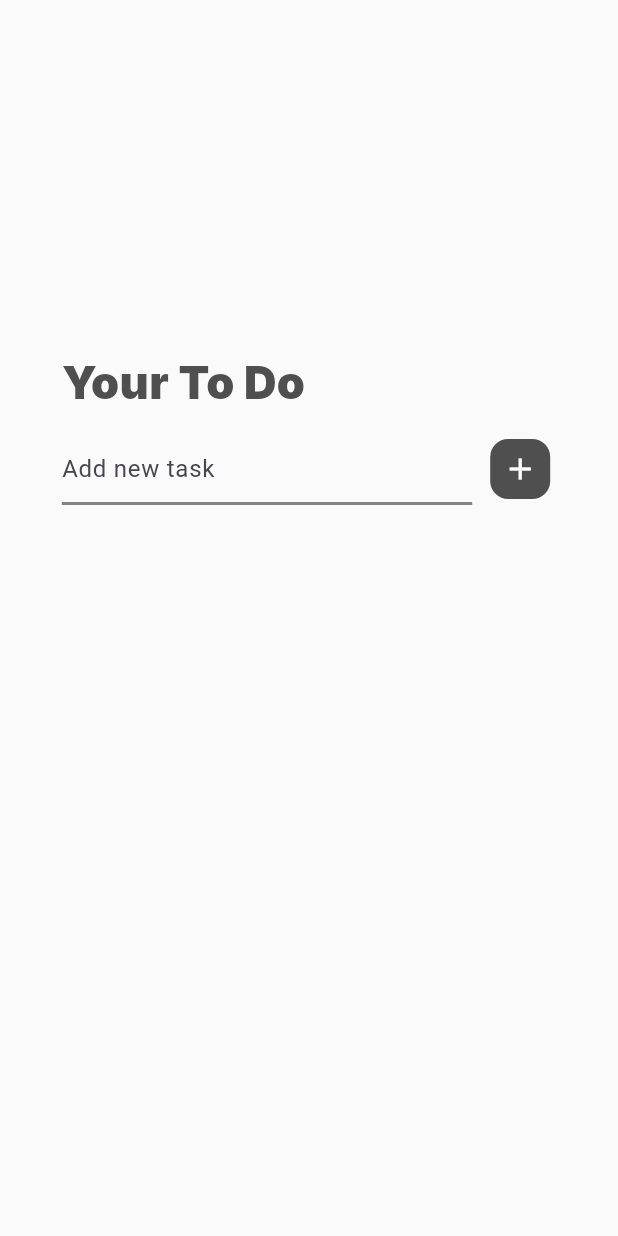
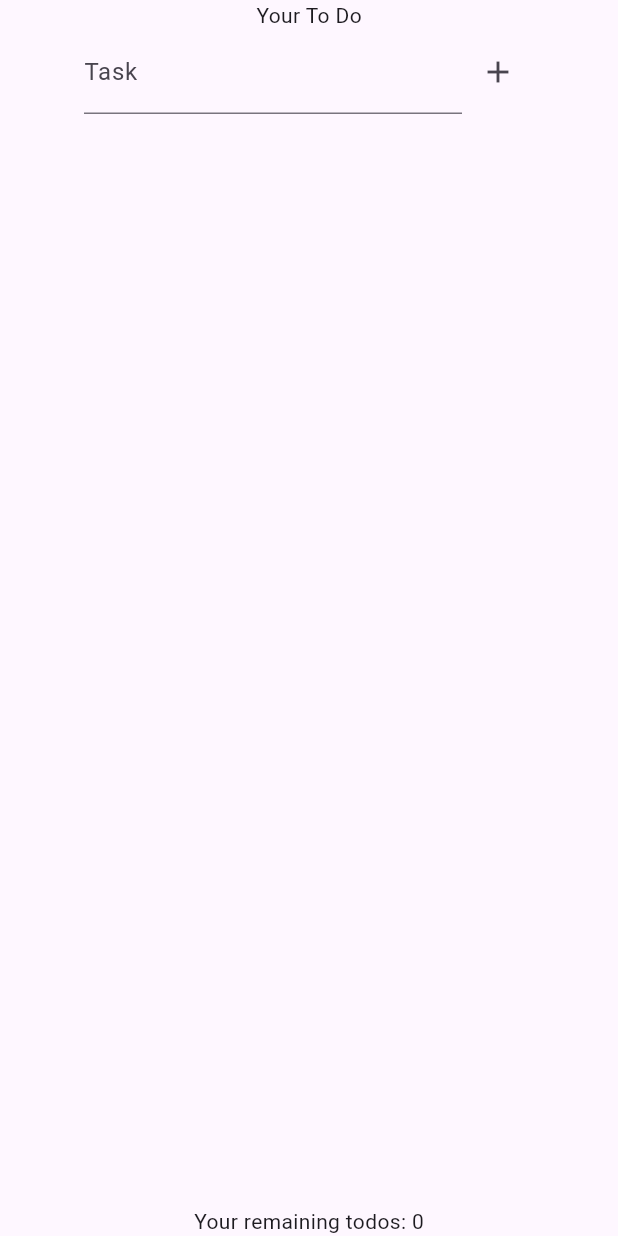
Before and after one commit to abdellatif72/Todo-List, a Flutter app: the screen it shows after launch, on a phone screen of 412 x 824 dp. Run offline on Flutter 3.47's test engine with Material 3 defaults, Android fonts, the phone set to English and light mode, and no system bars; Roboto replaces fonts that are missing (Inter).

Commit message:
working version v0.2

```diff
--- a/lib/pages/todo_page.dart
+++ b/lib/pages/todo_page.dart
@@ -20,59 +20,35 @@ class _TodoPageState extends State<TodoPage> {
 
   @override
   Widget build(BuildContext context) {
+    int doneTodo = 0;
+    int remTodo = 0;
     final primaryColor = Color.fromRGBO(79, 79, 79, 1);
     final prov = Provider.of<TodoProvider>(context);
     final width = MediaQuery.of(context).size.width;
     return Scaffold(
-      backgroundColor: Colors.grey[50],
-      // backgroundColor: Colors.cyan,
+      // backgroundColor: Colors.red,
       body: SafeArea(
-        child: Center(
-          child: Padding(
-            padding: EdgeInsets.symmetric(horizontal: width * 0.1),
+        child: Padding(
+          padding: EdgeInsets.symmetric(horizontal: 15),
+          child: Center(
             child: ConstrainedBox(
-              constraints: const BoxConstraints(maxWidth: 500),
+              constraints: BoxConstraints(maxWidth: 300),
               child: Column(
-                crossAxisAlignment: CrossAxisAlignment.start,
+                mainAxisAlignment: MainAxisAlignment.center,
                 children: [
-                  const Spacer(),
-                  // Title
-                  Text(
-                    'Your To Do',
-                    style: TextStyle(
-                      fontWeight: FontWeight.w900,
-                      fontSize: 30,
-                      fontFamily: 'Inter',
-                      color: Color.fromRGBO(79, 79, 79, 1),
-                    ),
-                  ),
-                  const SizedBox(height: 12),
-                  // Add task text field
+                  Text('Your To Do'),
                   Row(
                     children: [
                       Expanded(
                         child: TextField(
-                          cursorColor: Color.fromRGBO(79, 79, 79, 0.4),
                           controller: _input,
                           decoration: InputDecoration(
+                            labelText: 'Task',
                             hintText: 'Add new task',
-                            enabledBorder: UnderlineInputBorder(
-                              borderSide: BorderSide(
-                                color: Color.fromRGBO(79, 79, 79, 0.7),
-                                width: 2,
-                              ),
-                            ),
-                            focusedBorder: UnderlineInputBorder(
-                              borderSide: BorderSide(
-                                color: Color.fromRGBO(79, 79, 79, 0.7),
-                                width: 2,
-                              ),
-                            ),
                           ),
                         ),
                       ),
-                      SizedBox(width: 8),
-                      IconButton.filled(
+                      IconButton(
                         onPressed: () {
                           if (_input.text.isNotEmpty) {
                             prov.addTodo(_input.text);
@@ -80,42 +56,33 @@ class _TodoPageState extends State<TodoPage> {
                           }
                         },
                         icon: Icon(Icons.add),
-                        style: IconButton.styleFrom(
-                          shape: RoundedRectangleBorder(
-                            borderRadius: BorderRadius.circular(12),
-                          ),
-                          backgroundColor: Color.fromRGBO(79, 79, 79, 1),
-                        ),
                       ),
                     ],
                   ),
-                  const SizedBox(height: 20),
+
+                  /// Show a the list of todos
                   Expanded(
                     child: ListView.builder(
-                      itemCount: prov.todos.length,
                       itemBuilder: (context, index) {
-                        final todo = prov.todos[index];
                         return Card(
+                          shape: RoundedRectangleBorder(
+                            borderRadius: BorderRadius.circular(12),
+                            side: const BorderSide(
+                              color: Colors.grey,
+                              width: 1
+                            )
+                          ),
                           child: ListTile(
-                            leading: Checkbox(value: todo.isDone, onChanged: (_) => prov.toggleTodo(index)),
-                            title: Text(
-                              todo.title,
-                              style: TextStyle(
-                                decoration: todo.isDone
-                                    ? TextDecoration.lineThrough
-                                    : TextDecoration.none
-                              ),
-                            ),
-                            trailing: IconButton(
-                              onPressed: () => prov.removeTodo(index),
-                              icon: const Icon(Icons.delete_outline)
-                            ),
+                            title: Text(prov.todos[index].title),
+                            trailing: const Icon(Icons.arrow_forward_ios),
                           ),
                         );
                       },
+                      itemCount: prov.todos.length,
                     ),
                   ),
-                  const Spacer(),
+
+                  Text('Your remaining todos: ${prov.remainingTasks}')
                 ],
               ),
             ),
```
Also changed, not shown: lib/providers/todo_provider.dart (+23 -8 lines), txt.txt (added, +21 -0 lines).
